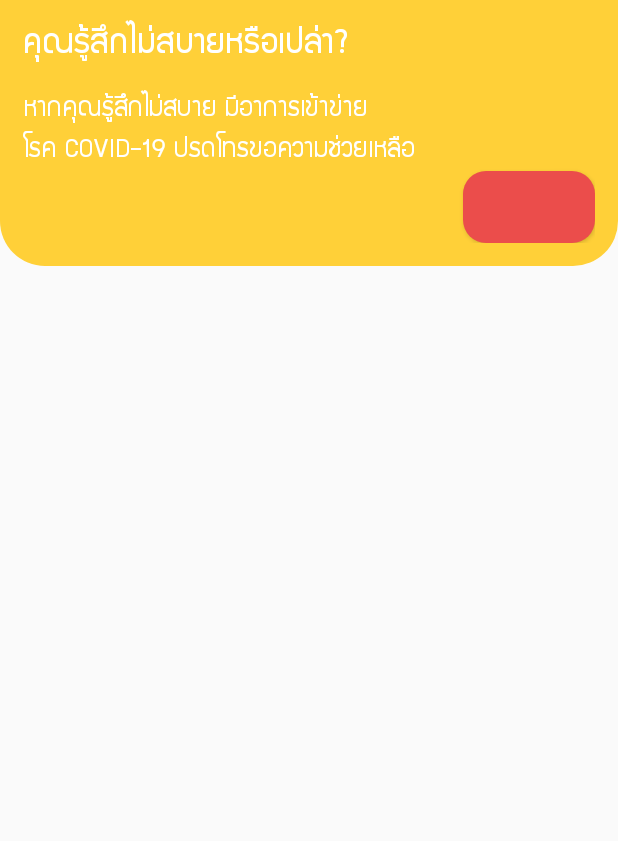
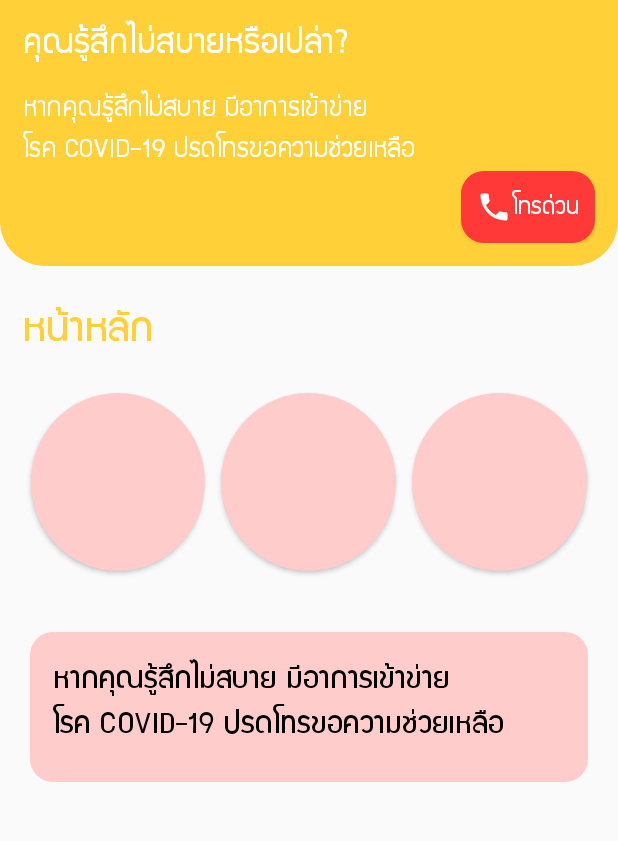
Before and after one commit to orbitalno11/14d-diary, an Android app: the screen it shows after launch (MainActivity), on a phone screen of 412 x 824 dp, the part 216-1057 px from its top. Run offline under Robolectric (Android 15) with nearby library versions, the light colour scheme and no system bars; our stand-ins replace navigation-ui.

Commit message:
finish home frontend

```diff
--- /dev/null
+++ b/app/src/main/res/drawable/bg_tip_box.xml
@@ -0,0 +1,11 @@
+<?xml version="1.0" encoding="utf-8"?>
+<layer-list xmlns:android="http://schemas.android.com/apk/res/android">
+
+    <item>
+        <shape android:shape="rectangle">
+            <solid android:color="@color/pinkPrettyPlease" />
+            <corners android:radius="15dp" />
+        </shape>
+    </item>
+
+</layer-list>
--- /dev/null
+++ b/app/src/main/res/drawable/btn_home_chat.xml
@@ -0,0 +1,18 @@
+<?xml version="1.0" encoding="utf-8"?>
+<selector xmlns:android="http://schemas.android.com/apk/res/android">
+
+    <item android:state_pressed="false" android:state_enabled="true">
+        <shape android:shape="oval">
+            <solid android:color="@color/pinkPrettyPlease" />
+            <size android:width="30dp" android:height="30dp" />
+        </shape>
+    </item>
+
+    <item android:state_pressed="true" android:state_enabled="true">
+        <shape android:shape="oval">
+            <solid android:color="@color/pinkYoungSalmon" />
+            <size android:width="30dp" android:height="30dp" />
+        </shape>
+    </item>
+
+</selector>
--- /dev/null
+++ b/app/src/main/res/drawable/btn_home_diary.xml
@@ -0,0 +1,18 @@
+<?xml version="1.0" encoding="utf-8"?>
+<selector xmlns:android="http://schemas.android.com/apk/res/android">
+
+    <item android:state_pressed="false" android:state_enabled="true">
+        <shape android:shape="oval">
+            <solid android:color="@color/pinkPrettyPlease" />
+            <size android:width="30dp" android:height="30dp" />
+        </shape>
+    </item>
+
+    <item android:state_pressed="true" android:state_enabled="true">
+        <shape android:shape="oval">
+            <solid android:color="@color/pinkYoungSalmon" />
+            <size android:width="30dp" android:height="30dp" />
+        </shape>
+    </item>
+
+</selector>
--- /dev/null
+++ b/app/src/main/res/drawable/btn_home_news.xml
@@ -0,0 +1,18 @@
+<?xml version="1.0" encoding="utf-8"?>
+<selector xmlns:android="http://schemas.android.com/apk/res/android">
+
+    <item android:state_pressed="false" android:state_enabled="true">
+        <shape android:shape="oval">
+            <solid android:color="@color/pinkPrettyPlease" />
+            <size android:width="30dp" android:height="30dp" />
+        </shape>
+    </item>
+
+    <item android:state_pressed="true" android:state_enabled="true">
+        <shape android:shape="oval">
+            <solid android:color="@color/pinkYoungSalmon" />
+            <size android:width="30dp" android:height="30dp" />
+        </shape>
+    </item>
+
+</selector>
--- a/app/src/main/res/drawable/btn_red.xml
+++ b/app/src/main/res/drawable/btn_red.xml
@@ -3,7 +3,14 @@
 
     <item android:state_enabled="true" android:state_pressed="false">
         <shape android:shape="rectangle">
-            <solid android:color="@color/redColor" />
+            <solid android:color="@color/redRedOrange" />
+            <corners android:radius="15dp" />
+        </shape>
+    </item>
+
+    <item android:state_enabled="true" android:state_pressed="true">
+        <shape android:shape="rectangle">
+            <solid android:color="@color/redLightRed" />
             <corners android:radius="15dp" />
         </shape>
     </item>
--- /dev/null
+++ b/app/src/main/res/drawable/ic_call_white_24dp.xml
@@ -0,0 +1,5 @@
+<vector android:height="24dp" android:tint="#FFFFFF"
+    android:viewportHeight="24.0" android:viewportWidth="24.0"
+    android:width="24dp" xmlns:android="http://schemas.android.com/apk/res/android">
+    <path android:fillColor="#FF000000" android:pathData="M6.62,10.79c1.44,2.83 3.76,5.14 6.59,6.59l2.2,-2.2c0.27,-0.27 0.67,-0.36 1.02,-0.24 1.12,0.37 2.33,0.57 3.57,0.57 0.55,0 1,0.45 1,1V20c0,0.55 -0.45,1 -1,1 -9.39,0 -17,-7.61 -17,-17 0,-0.55 0.45,-1 1,-1h3.5c0.55,0 1,0.45 1,1 0,1.25 0.2,2.45 0.57,3.57 0.11,0.35 0.03,0.74 -0.25,1.02l-2.2,2.2z"/>
+</vector>
--- a/app/src/main/res/layout/fragment_home.xml
+++ b/app/src/main/res/layout/fragment_home.xml
@@ -10,14 +10,25 @@
         android:id="@+id/header"
         layout="@layout/layout_appbar" />
 
+    <androidx.core.widget.NestedScrollView
+        android:layout_width="match_parent"
+        android:layout_height="0dp"
+        app:layout_constraintTop_toBottomOf="@id/header"
+        app:layout_constraintBottom_toBottomOf="parent">
+
+        <androidx.constraintlayout.widget.ConstraintLayout
+            android:layout_width="match_parent"
+            android:layout_height="match_parent"
+            android:layout_marginBottom="10dp">
+
             <LinearLayout
                 android:id="@+id/emergency_bar"
                 android:layout_width="match_parent"
                 android:layout_height="wrap_content"
                 android:background="@drawable/bg_emergency"
                 android:orientation="vertical"
-        android:padding="15dp"
-        app:layout_constraintTop_toBottomOf="@id/header">
+                app:layout_constraintTop_toTopOf="parent"
+                android:padding="15dp">
 
                 <TextView
                     android:layout_width="wrap_content"
@@ -38,19 +49,89 @@
                     android:layout_width="wrap_content"
                     android:layout_height="wrap_content"
                     android:layout_marginTop="10dp"
+                    android:lineSpacingMultiplier="1.5"
                     android:text="@string/home_detail"
                     android:textColor="@android:color/white"
-            android:textSize="20sp"
-            android:lineSpacingMultiplier="1.5"/>
+                    android:textSize="20sp" />
 
                 <Button
                     android:id="@+id/emergency_call"
                     android:layout_width="wrap_content"
                     android:layout_height="wrap_content"
                     android:layout_gravity="end"
-            android:background="@drawable/btn_red"/>
+                    android:background="@drawable/btn_red"
+                    android:drawableStart="@drawable/ic_call_white_24dp"
+                    android:text="@string/home_emergency_call"
+                    android:textColor="@android:color/white"
+                    android:paddingStart="10dp"
+                    android:paddingEnd="10dp"
+                    android:textSize="18sp" />
 
             </LinearLayout>
 
+            <TextView
+                android:id="@+id/home_text"
+                android:layout_width="wrap_content"
+                android:layout_height="wrap_content"
+                android:layout_marginStart="15dp"
+                android:layout_marginTop="20dp"
+                android:text="@string/nav_home"
+                android:textColor="@color/colorPrimary"
+                android:textSize="30sp"
+                app:layout_constraintStart_toStartOf="parent"
+                app:layout_constraintTop_toBottomOf="@id/emergency_bar" />
+
+
+            <LinearLayout
+                android:id="@+id/home_button_group"
+                android:layout_width="match_parent"
+                android:layout_height="160dp"
+                android:orientation="horizontal"
+                android:padding="15dp"
+                app:layout_constraintTop_toBottomOf="@id/home_text">
+
+                <Button
+                    android:id="@+id/chat_button"
+                    android:layout_width="0dp"
+                    android:layout_height="match_parent"
+                    android:layout_gravity="center"
+                    android:layout_margin="5dp"
+                    android:layout_weight="1"
+                    android:background="@drawable/btn_home_chat" />
+
+                <Button
+                    android:id="@+id/diary_button"
+                    android:layout_width="0dp"
+                    android:layout_height="match_parent"
+                    android:layout_margin="5dp"
+                    android:layout_weight="1"
+                    android:background="@drawable/btn_home_diary" />
+
+                <Button
+                    android:id="@+id/news_button"
+                    android:layout_width="0dp"
+                    android:layout_height="match_parent"
+                    android:layout_margin="5dp"
+                    android:layout_weight="1"
+                    android:background="@drawable/btn_home_news" />
+
+            </LinearLayout>
+
+            <TextView
+                android:id="@+id/covid_tip"
+                android:layout_width="match_parent"
+                android:layout_height="100dp"
+                android:text="@string/home_detail"
+                android:textSize="22sp"
+                android:textColor="@android:color/black"
+                android:background="@drawable/bg_tip_box"
+                android:lineSpacingMultiplier="1.5"
+                app:layout_constraintTop_toBottomOf="@id/home_button_group"
+                android:layout_margin="20dp"
+                android:padding="15dp"/>
 
         </androidx.constraintlayout.widget.ConstraintLayout>
+
+    </androidx.core.widget.NestedScrollView>
+
+</androidx.constraintlayout.widget.ConstraintLayout>
--- a/app/src/main/res/values/colors.xml
+++ b/app/src/main/res/values/colors.xml
@@ -4,5 +4,8 @@
     <color name="colorPrimaryDark">#fcc203</color>
     <color name="colorAccent">#03DAC5</color>
 
-    <color name="redColor">#eb4d4b</color>
+    <color name="redRedOrange">#ff3838</color>
+    <color name="redLightRed">#ff4d4d</color>
+    <color name="pinkPrettyPlease">#ffcccc</color>
+    <color name="pinkYoungSalmon">#ffb8b8</color>
 </resources>
--- a/app/src/main/res/values/strings.xml
+++ b/app/src/main/res/values/strings.xml
@@ -10,4 +10,5 @@
     <!--    home    -->
     <string name="home_subtitle">คุณรู้สึกไม่สบายหรือเปล่า?</string>
     <string name="home_detail">หากคุณรู้สึกไม่สบาย มีอาการเข้าข่าย\nโรค COVID-19 ปรดโทรขอความช่วยเหลือ</string>
+    <string name="home_emergency_call">โทรด่วน</string>
 </resources>
```
Lines whose indentation alone changed are shown as unchanged.
